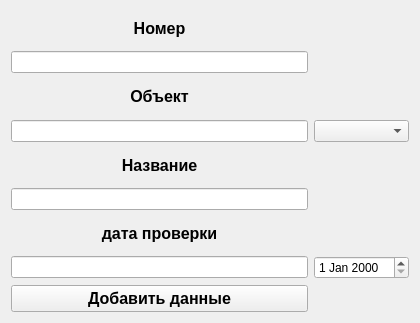
Old version of the form sql/enter_data.ui in the repository alex19852010/sql.
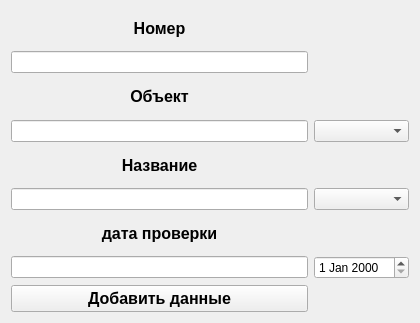
New version of the form.

```diff
--- a/sql/enter_data.ui
+++ b/sql/enter_data.ui
@@ -130,6 +130,9 @@
    <item row="7" column="1">
     <widget class="QDateEdit" name="dateEdit"/>
    </item>
+   <item row="5" column="1">
+    <widget class="QComboBox" name="comboBox_2"/>
+   </item>
   </layout>
  </widget>
  <resources/>
```
